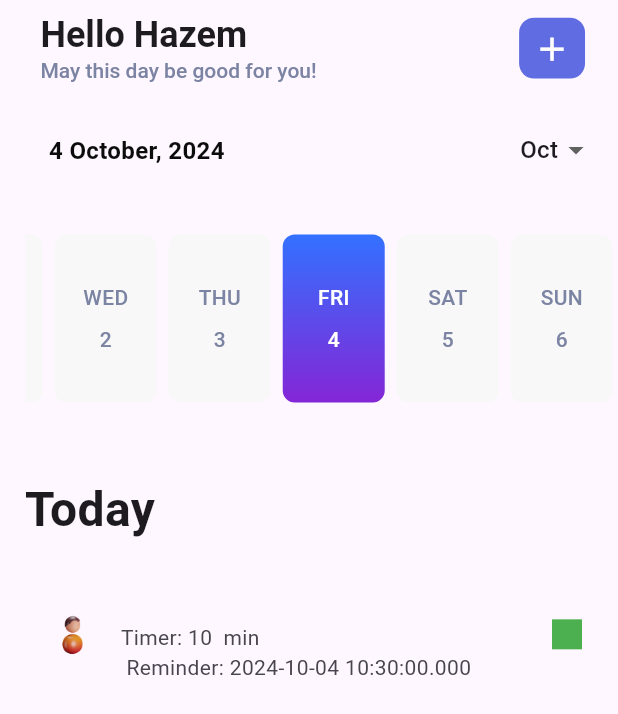
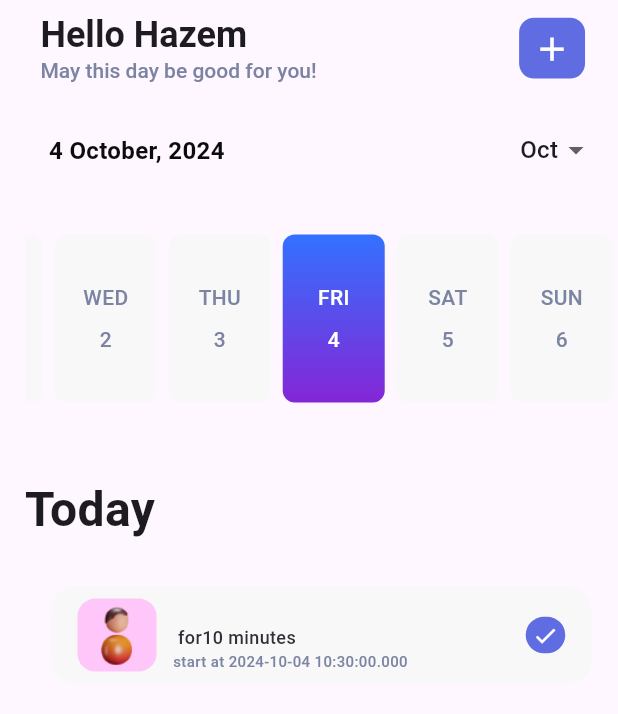
Before and after one commit to cshazem1/habit_tracking, a Flutter app: the screen it shows after launch, after a tap on "Continue", on a phone screen of 412 x 824 dp. Shown: the top 714 px of the screen. Run offline on Flutter 3.47's test engine with Material 3 defaults, Android fonts, the phone set to English and light mode, and no system bars; drawn by our look-alikes of easy_date_timeline; our stand-ins replace audioplayers, device_preview, fl_chart, flutter_bloc, flutter_screenutil, get and 3 more; accounts and stored records are empty; Roboto replaces fonts that are missing (Montserrat); project files that could hold a hidden picture were left out.

Commit message:
edit ui of Stored habit

```diff
--- a/lib/features/home/presentation/screens/widgets/home_view_body.dart
+++ b/lib/features/home/presentation/screens/widgets/home_view_body.dart
@@ -3,6 +3,8 @@ import 'package:flutter_screenutil/flutter_screenutil.dart';
 import 'package:habit_tracking/core/utlis/styles.dart';
 import 'package:habit_tracking/features/new%20habit/Data/model/habit_view_model.dart';
 import 'package:provider/provider.dart';
+import '../../../../timer/data/models/item_model.dart';
+import '../../../../timer/presentation/widgets/custom_item.dart';
 import 'custom_data_time_line.dart';
 
 class HomeViewBody extends StatelessWidget {
@@ -38,37 +40,24 @@ class HomeViewBody extends StatelessWidget {
                 itemCount: habitsList.length,
                 itemBuilder: (context, index) {
                   final habit = habitsList[index];
-                  return ListTile(
-                    leading: Image.asset(habit.habitIcon ,scale: 2,),
-                    title: Text(habit.habitName),
-                    subtitle: Text("Timer: ${habit.timer}  min   \n Reminder: ${habit.reminder}"),
-                    trailing: Container(
-                      width: 20,
-                      height: 20,
-                      color: Color(habit.habitColor),
+                  return Padding(
+                    padding: const EdgeInsets.symmetric(vertical: 8.0),
+                    child: GestureDetector(
+                      onTap: () {
+                        // Navigator.pushNamed(context, AppRoutes.timer);
+                        // print("object");
+                      },
+                      child: CustomItem(
+                        isHome: true,
+                        itemModel: ItemModel(
+                            title: habit.habitName,
+                            subTitle: habit.reminder,
+                            image: habit.habitIcon,
+                            totalTime: habit.timer), ),
                     ),
-
                   );
-                  // return Padding(
-                  //   padding: const EdgeInsets.symmetric(vertical: 8.0),
-                  //   child: GestureDetector(
-                  //     onTap: () {
-                  //       Navigator.pushNamed(context, AppRoutes.timer);
-                  //
-                  //       // print("object");
-                  //     },
-                  //     child: CustomItem(
-                  //       isHome: true,
-                  //       itemModel: ItemModel(
-                  //           title: "Read a book ",
-                  //           subTitle: " 9:30 am",
-                  //           image: Assets.imagesBagDynamicColor,
-                  //           totalTime: "10"), ),
-                  //   ),
-                  // );
                 }),
           ),
-
 
         ],
       ),
--- a/lib/features/timer/presentation/widgets/text_and_title_item.dart
+++ b/lib/features/timer/presentation/widgets/text_and_title_item.dart
@@ -19,7 +19,7 @@ class TextAndTitleItem extends StatelessWidget {
       mainAxisAlignment: MainAxisAlignment.center,
       crossAxisAlignment: CrossAxisAlignment.start,
       children: [
-        Text(isHome ? "${"${title}for$totalTime"} minutes" : title,
+        Text(isHome ? "${"${title} \n for$totalTime"} minutes" : title,
             style: Styles.textMedium12.copyWith(
               color: const Color(0xff2F3138),
             )),
```
